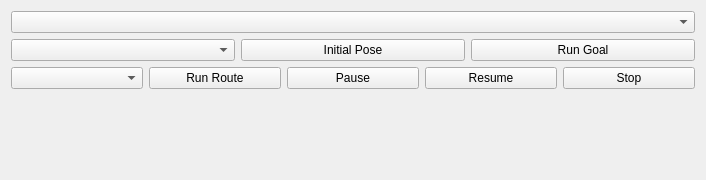
The window that mapoi_rviz_plugins/src/ui/mapoi_panel.ui (shimz-robotics/mapoi) describes before a commit, drawn with Qt 5.
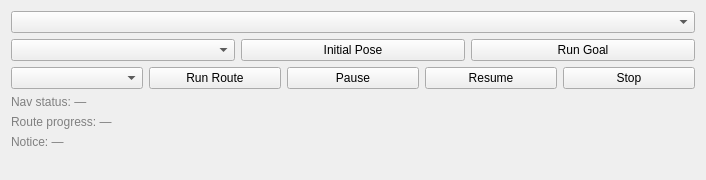
The same window after the commit.

Commit message: feat(rviz): 待機中ラベルに idle 表示 (Route progress: — / Notice: —) を常設 (#451) (#452)

The edit to the form file:
```diff
--- a/mapoi_rviz_plugins/src/ui/mapoi_panel.ui
+++ b/mapoi_rviz_plugins/src/ui/mapoi_panel.ui
@@ -127,14 +127,20 @@
    <item>
     <widget class="QLabel" name="NavStatusLabel">
      <property name="text">
-      <string></string>
+      <string>Nav status: —</string>
+     </property>
+     <property name="styleSheet">
+      <string notr="true">color: gray;</string>
      </property>
     </widget>
    </item>
    <item>
     <widget class="QLabel" name="RouteProgressLabel">
      <property name="text">
-      <string></string>
+      <string>Route progress: —</string>
+     </property>
+     <property name="styleSheet">
+      <string notr="true">color: gray;</string>
      </property>
      <property name="textFormat">
       <enum>Qt::PlainText</enum>
@@ -144,10 +150,10 @@
    <item>
     <widget class="QLabel" name="CommandRejectedLabel">
      <property name="text">
-      <string></string>
+      <string>Notice: —</string>
      </property>
      <property name="styleSheet">
-      <string notr="true">color: red;</string>
+      <string notr="true">color: gray;</string>
      </property>
      <property name="textFormat">
       <enum>Qt::PlainText</enum>
```
Left out of the diff: 6 changed lines with no effect on the pictures. The commit also changes 4 other files.
